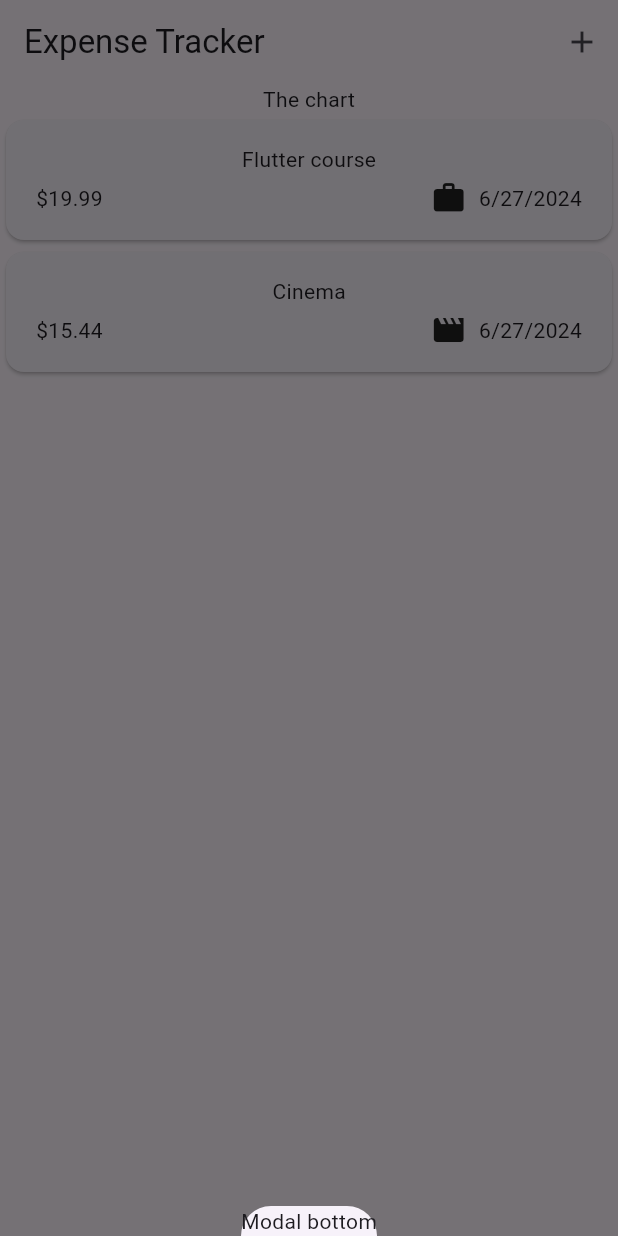
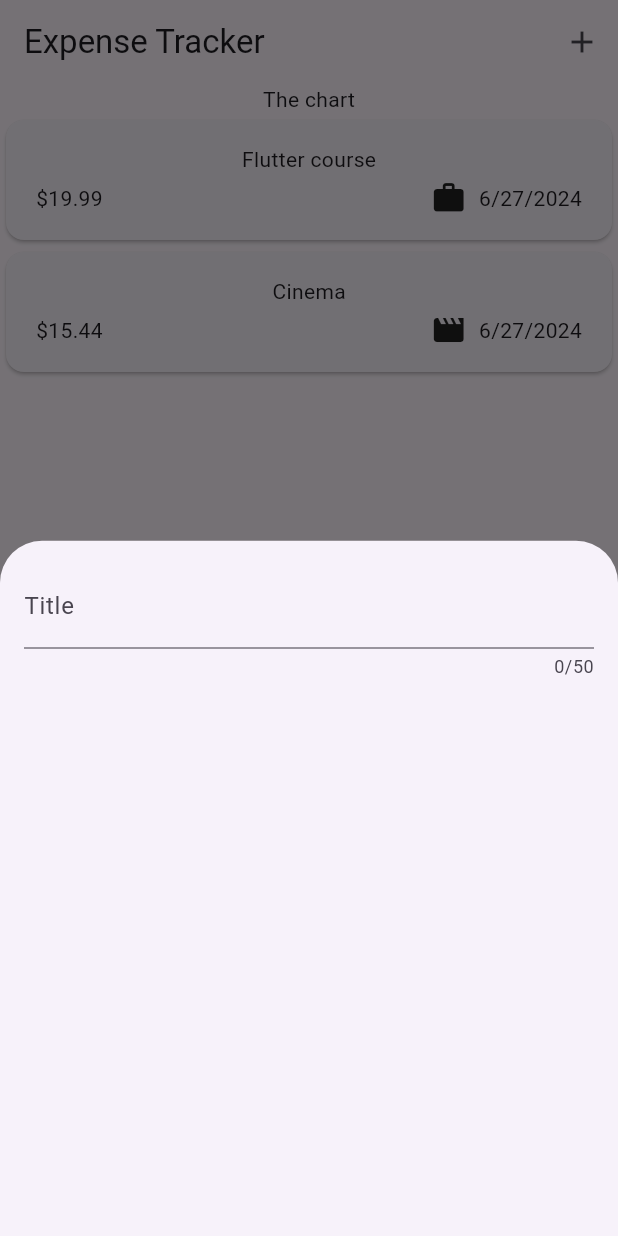
Before and after one commit to kraevskiy/flutter_expense_tracker, a Flutter app: the screen it shows after launch, after a tap on the "add" icon, on a phone screen of 412 x 824 dp. Run offline on Flutter 3.47's test engine with Material 3 defaults, Android fonts, the phone set to English and light mode, and no system bars.

Commit message:
add new expanse

```diff
--- a/lib/widgets/expenses.dart
+++ b/lib/widgets/expenses.dart
@@ -1,3 +1,4 @@
+import 'package:expense_tracker_app/widgets/new_expense.dart';
 import 'package:flutter/material.dart';
 
 import 'package:expense_tracker_app/models/expense.dart';
@@ -31,7 +32,7 @@ class _ExpensesState extends State<Expenses> {
   void _openAddExpenseOverlay() {
     showModalBottomSheet(
       context: context,
-      builder: (ctx) => const Text('Modal bottom'),
+      builder: (ctx) => const NewExpense(),
     );
   }
 
--- /dev/null
+++ b/lib/widgets/new_expense.dart
@@ -0,0 +1,29 @@
+import 'package:flutter/material.dart';
+
+class NewExpense extends StatefulWidget {
+  const NewExpense({super.key});
+
+  @override
+  State<NewExpense> createState() {
+    return _NewExpenseState();
+  }
+}
+
+class _NewExpenseState extends State<NewExpense> {
+  @override
+  Widget build(BuildContext context) {
+    return const Padding(
+      padding: EdgeInsets.all(16),
+      child: Column(
+        children: [
+          TextField(
+            maxLength: 50,
+            decoration: InputDecoration(
+              label: Text('Title'),
+            ),
+          ),
+        ],
+      ),
+    );
+  }
+}
```
